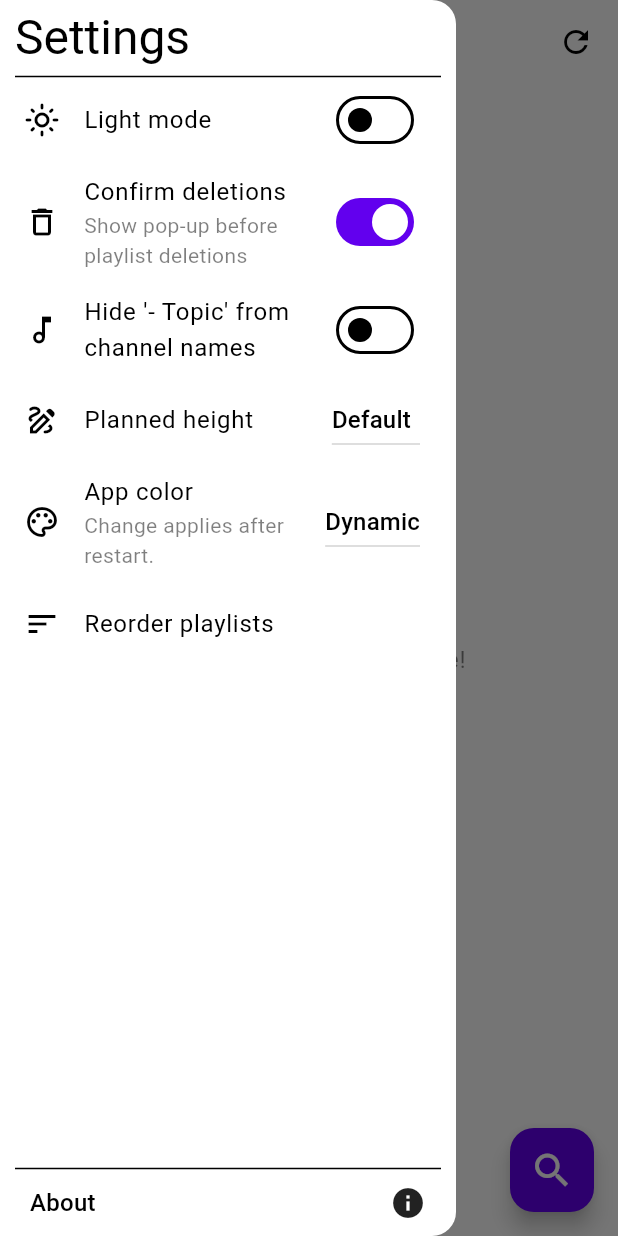
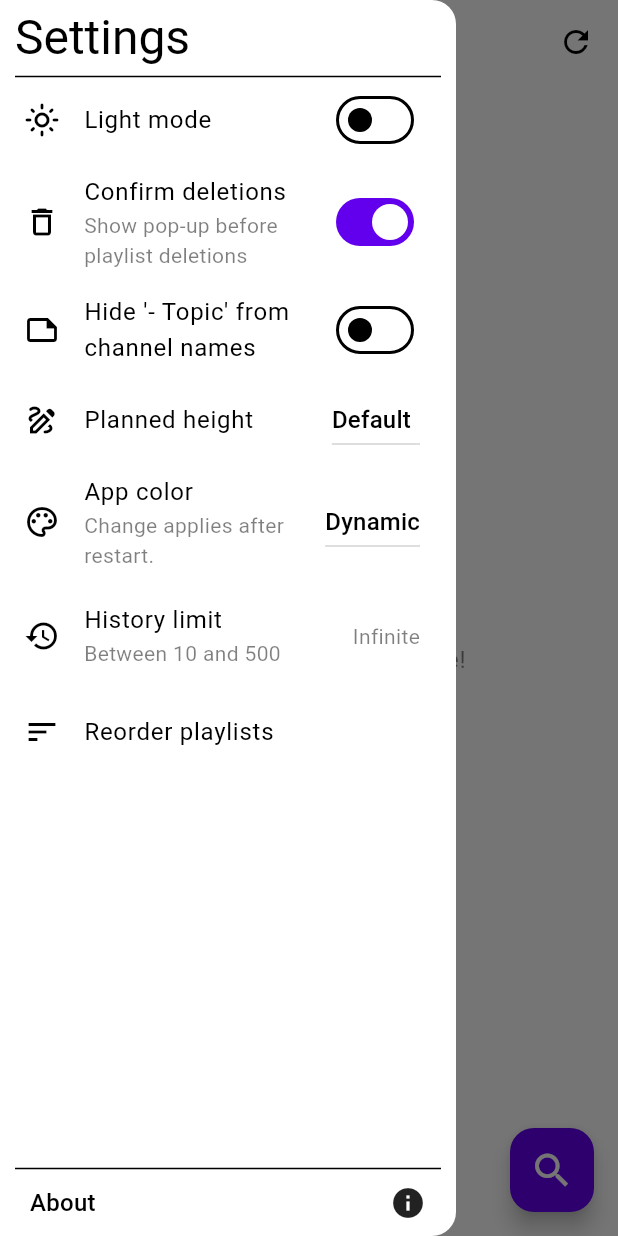
Before and after one commit to Crash285github/yt_playlists_plus, a Flutter app: the screen it shows after launch, with the side drawer open, on a phone screen of 412 x 824 dp. Run offline on Flutter 3.47's test engine with Material 2 defaults, Android fonts, the phone set to English and light mode, and no system bars; our stand-ins replace cached_network_image, shared_preferences, timeago; missing offline and left inert: youtube_explode_dart.

Commit message:
27 add option to limit the size of history (#91)
* added setting to modify history limit

* added historyLimit setting to persistence

* textfieldpopup keybordtype added

* Playlist history json converting now takes historyLimit elements

* bottom limit to history size

```diff
--- a/lib/model/playlist/playlist.dart
+++ b/lib/model/playlist/playlist.dart
@@ -306,16 +306,23 @@ class Playlist extends ChangeNotifier {
             .toList();
 
   ///Converts a `Playlist` Object into a `json` Object
-  Map<String, dynamic> toJson() => {
+  Map<String, dynamic> toJson() {
+    int historyLimit = Persistence.historyLimit ?? _history.length;
+    return {
       'id': id,
       'title': title,
       'author': author,
       'thumbnailUrl': thumbnailUrl,
       'videos': _videos.map((video) => video.toJson()).toList(),
       'planned': jsonEncode(_planned.toList()),
-        'history':
-            _history.map((videoHistory) => videoHistory.toJson()).toList()
+      'history': _history.reversed
+          .take(historyLimit)
+          .toList()
+          .reversed
+          .map((videoHistory) => videoHistory.toJson())
+          .toList()
     };
+  }
 
   //#endregion
 }
--- a/lib/model/popup_manager.dart
+++ b/lib/model/popup_manager.dart
@@ -1,4 +1,5 @@
 import 'package:flutter/material.dart';
+import 'package:flutter/services.dart';
 import 'package:yt_playlists_plus/persistence/persistence.dart';
 
 class PopUpManager {
@@ -11,8 +12,11 @@ class PopUpManager {
     required BuildContext context,
     required TextEditingController controller,
     required final String title,
-    required final String label,
-    required final String submitLabel,
+    final String? label,
+    final String submitLabel = "Submit",
+    final String cancelLabel = "Cancel",
+    List<TextInputFormatter>? inputFormatters,
+    TextInputType? keyboardType,
   }) async {
     controller.clear();
     return showDialog<String>(
@@ -21,16 +25,24 @@ class PopUpManager {
         title: Text(title),
         content: TextField(
           decoration: InputDecoration(
-            label: Text(label),
+            label: label == null ? null : Text(label),
             border: const OutlineInputBorder(),
           ),
           autofocus: true,
+          inputFormatters: inputFormatters,
+          keyboardType: keyboardType,
           controller: controller,
           onSubmitted: (value) {
             Navigator.of(context).pop(value);
           },
         ),
         actions: [
+          TextButton(
+            onPressed: () {
+              Navigator.of(context).pop(null);
+            },
+            child: Text(cancelLabel),
+          ),
           TextButton(
             onPressed: () {
               Navigator.of(context).pop(controller.text);
--- a/lib/pages/home_page/drawer/settings.dart/hide_topics.dart
+++ b/lib/pages/home_page/drawer/settings.dart/hide_topics.dart
@@ -16,7 +16,7 @@ class _HideTopicsSwitchState extends State<HideTopicsSwitch> {
     return SwitchListTile(
       value: _hideTopics,
       title: const Text("Hide '- Topic' from channel names"),
-      secondary: const Icon(Icons.music_note_outlined),
+      secondary: const Icon(Icons.note_outlined),
       onChanged: (value) {
         setState(() {
           _hideTopics = value;
--- /dev/null
+++ b/lib/pages/home_page/drawer/settings.dart/history_size.dart
@@ -0,0 +1,75 @@
+import 'package:flutter/material.dart';
+import 'package:flutter/services.dart';
+import 'package:yt_playlists_plus/model/popup_manager.dart';
+import 'package:yt_playlists_plus/persistence/persistence.dart';
+
+class HistorySizeSetting extends StatefulWidget {
+  const HistorySizeSetting({super.key});
+
+  @override
+  State<HistorySizeSetting> createState() => _HistorySizeSettingState();
+}
+
+class _HistorySizeSettingState extends State<HistorySizeSetting> {
+  late TextEditingController _textEditingController;
+  int? historySize = Persistence.historyLimit;
+  int topLimit = 500; //? before infinite
+  int bottomLimit = 10;
+
+  @override
+  void initState() {
+    _textEditingController = TextEditingController();
+    super.initState();
+  }
+
+  @override
+  void dispose() {
+    _textEditingController.dispose();
+    super.dispose();
+  }
+
+  @override
+  Widget build(BuildContext context) {
+    return ListTile(
+      onTap: () async {
+        int? result = int.tryParse(await PopUpManager.openTextFieldDialog(
+              context: context,
+              controller: _textEditingController,
+              title: "Set history limit",
+              submitLabel: "Set",
+              label: "Enter a number",
+              inputFormatters: [FilteringTextInputFormatter.digitsOnly],
+              keyboardType: TextInputType.number,
+            ) ??
+            "");
+
+        if (result == null) return;
+
+        if (result > topLimit) {
+          result = null;
+        } else if (result < bottomLimit) {
+          result = 10;
+        }
+
+        setState(() {
+          historySize = result;
+        });
+
+        Persistence.historyLimit = historySize;
+        Persistence.saveHistoryLimit();
+      },
+      leading: const Icon(Icons.history),
+      title: const Text("History limit"),
+      subtitle: Text(
+        "Between $bottomLimit and $topLimit",
+        style: Theme.of(context).textTheme.bodyMedium!.copyWith(
+            color: Theme.of(context).colorScheme.onBackground.withOpacity(0.5)),
+      ),
+      trailing: Text(
+        "${historySize ?? "Infinite"}",
+        style: Theme.of(context).textTheme.bodyMedium!.copyWith(
+            color: Theme.of(context).colorScheme.onBackground.withOpacity(0.5)),
+      ),
+    );
+  }
+}
--- a/lib/pages/home_page/drawer/settings.dart/settings_list.dart
+++ b/lib/pages/home_page/drawer/settings.dart/settings_list.dart
@@ -4,6 +4,7 @@ import 'package:flutter/material.dart';
 import 'package:yt_playlists_plus/pages/home_page/drawer/settings.dart/color.dart';
 import 'package:yt_playlists_plus/pages/home_page/drawer/settings.dart/confirm_delete.dart';
 import 'package:yt_playlists_plus/pages/home_page/drawer/settings.dart/hide_topics.dart';
+import 'package:yt_playlists_plus/pages/home_page/drawer/settings.dart/history_size.dart';
 import 'package:yt_playlists_plus/pages/home_page/drawer/settings.dart/initial_planned_size.dart';
 import 'package:yt_playlists_plus/pages/home_page/drawer/settings.dart/reorder.dart';
 import 'package:yt_playlists_plus/pages/home_page/drawer/settings.dart/theme.dart';
@@ -13,7 +14,8 @@ class Settings extends StatelessWidget {
 
   @override
   Widget build(BuildContext context) {
-    return ListView(
+    return SingleChildScrollView(
+      child: Column(
         children: [
           const ThemeSwitch(),
           const ConfirmDeleteSwitch(),
@@ -22,8 +24,10 @@ class Settings extends StatelessWidget {
               ? const InitialPlannedSizeSetting()
               : const SizedBox.shrink(),
           const ColorSetting(),
+          const HistorySizeSetting(),
           const ReorderPlaylistsSetting(),
         ],
+      ),
     );
   }
 }
--- a/lib/pages/playlist_page/tabs/history/history_list.dart
+++ b/lib/pages/playlist_page/tabs/history/history_list.dart
@@ -1,6 +1,7 @@
 import 'package:flutter/material.dart';
 import 'package:yt_playlists_plus/model/video/video_history.dart';
 import 'package:yt_playlists_plus/pages/playlist_page/tabs/history/history_widget.dart';
+import 'package:yt_playlists_plus/persistence/persistence.dart';
 
 class HistoryList extends StatefulWidget {
   final List<VideoHistory> history;
@@ -17,12 +18,13 @@ class HistoryList extends StatefulWidget {
 class _HistoryListState extends State<HistoryList> {
   @override
   Widget build(BuildContext context) {
+    int historyLimit = Persistence.historyLimit ?? widget.history.length;
     int index = 0;
 
     return Expanded(
       child: ListView(
         children: [
-          ...widget.history.reversed.map(
+          ...widget.history.reversed.take(historyLimit).map(
             (videoHistory) {
               index++;
               return HistoryWidget(
--- a/lib/persistence/persistence.dart
+++ b/lib/persistence/persistence.dart
@@ -68,6 +68,11 @@ class Persistence with ChangeNotifier {
   ///Hide ' - Topic' from channel names
   static bool hideTopics = false;
 
+  ///Size of each playlist's history
+  ///
+  ///`null` means infinite
+  static int? historyLimit;
+
   ///Colorscheme of the App
   ///
   ///Default is `dynamic`
@@ -92,6 +97,12 @@ class Persistence with ChangeNotifier {
     } catch (_) {}
     try {
       color = ApplicationColor.values[prefs.getInt('colorScheme') ?? 0];
+    } catch (_) {}
+    try {
+      historyLimit = prefs.getInt('historyLimit');
+      if (historyLimit == -1) {
+        historyLimit = null;
+      }
     } catch (_) {}
 
     //? playlists
@@ -126,6 +137,11 @@ class Persistence with ChangeNotifier {
     return prefs.setInt('colorScheme', color.index);
   }
 
+  static Future<bool> saveHistoryLimit() async {
+    SharedPreferences prefs = await SharedPreferences.getInstance();
+    return prefs.setInt('historyLimit', historyLimit ?? -1);
+  }
+
   static Future<bool> savePlaylists() async {
     SharedPreferences prefs = await SharedPreferences.getInstance();
     return prefs.setStringList(
```
Lines whose indentation alone changed are shown as unchanged.
